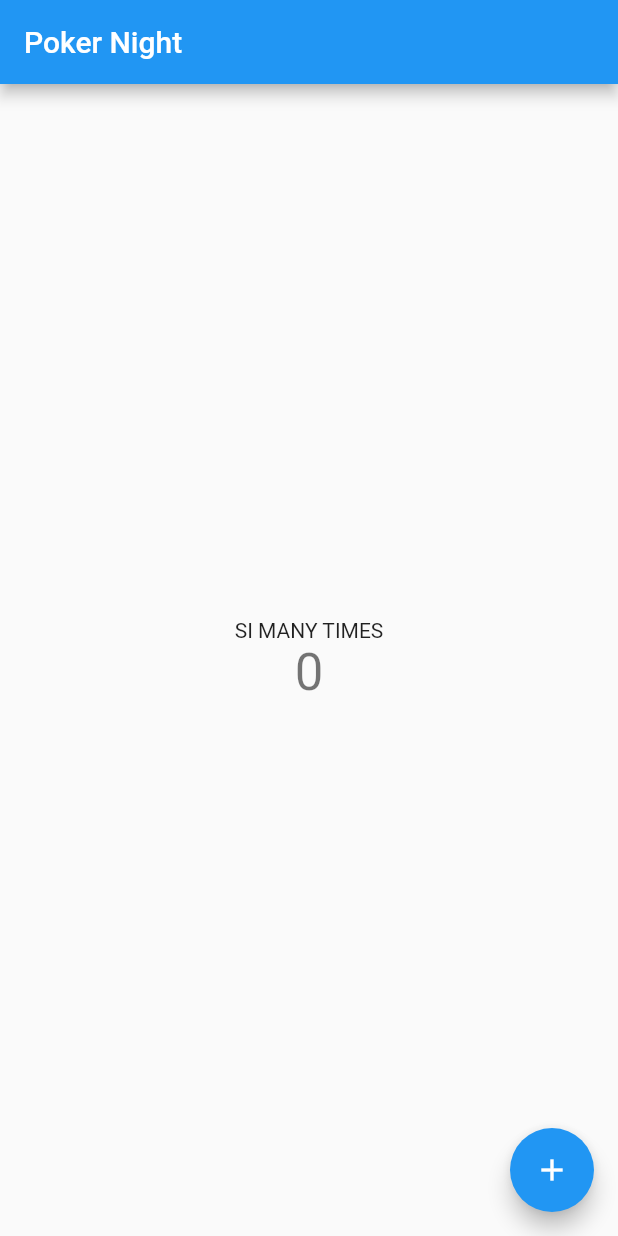
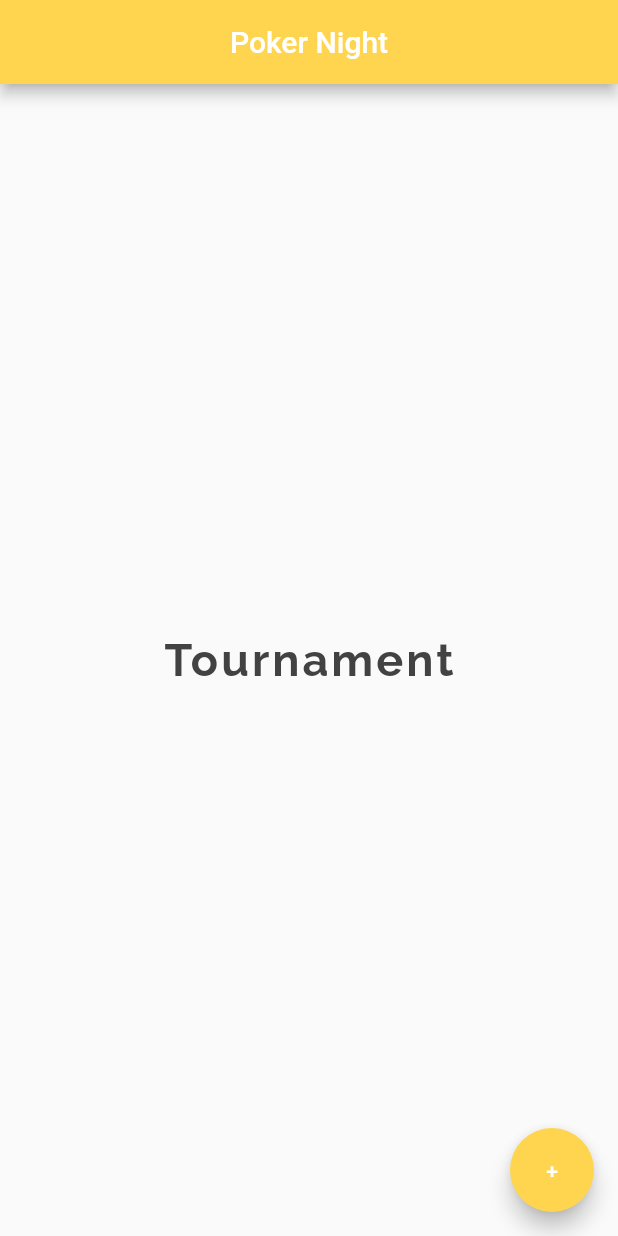
Before and after one commit to timeitel/player-profile, a Flutter app: the screen it shows after launch, on a phone screen of 412 x 824 dp. Run offline on Flutter 3.47's test engine with Material 2 defaults, Android fonts, the phone set to English and light mode, and no system bars.

```diff
--- a/lib/main.dart
+++ b/lib/main.dart
@@ -1,117 +1,34 @@
 import 'package:flutter/material.dart';
 
-void main() {
-  runApp(MyApp());
-}
+void main() => runApp(MaterialApp(
+      home: Home(),
+    ));
 
-class MyApp extends StatelessWidget {
-  // This widget is the root of your application.
+class Home extends StatelessWidget {
   @override
   Widget build(BuildContext context) {
-    return MaterialApp(
-      title: 'Poker Night',
-      theme: ThemeData(
-        // This is the theme of your application.
-        //
-        // Try running your application with "flutter run". You'll see the
-        // application has a blue toolbar. Then, without quitting the app, try
-        // changing the primarySwatch below to Colors.green and then invoke
-        // "hot reload" (press "r" in the console where you ran "flutter run",
-        // or simply save your changes to "hot reload" in a Flutter IDE).
-        // Notice that the counter didn't reset back to zero; the application
-        // is not restarted.
-        primarySwatch: Colors.blue,
-        // This makes the visual density adapt to the platform that you run
-        // the app on. For desktop platforms, the controls will be smaller and
-        // closer together (more dense) than on mobile platforms.
-        visualDensity: VisualDensity.adaptivePlatformDensity,
+    return Scaffold(
+      appBar: AppBar(
+        title: Text('Poker Night'),
+        centerTitle: true,
+        backgroundColor: Colors.amber[300],
       ),
-      home: MyHomePage(title: 'Poker Night'),
+      body: Center(
+        child: Text(
+          'Tournament',
+          style: TextStyle(
+              fontSize: 30.0,
+              fontWeight: FontWeight.bold,
+              letterSpacing: 2.0,
+              color: Colors.grey[800],
+              fontFamily: 'Raleway'),
+        ),
+      ),
+      floatingActionButton: FloatingActionButton(
+        onPressed: () {},
+        child: Text('+'),
+        backgroundColor: Colors.amber[300],
+      ),
     );
   }
 }
-
-class MyHomePage extends StatefulWidget {
-  MyHomePage({Key key, this.title}) : super(key: key);
-
-  // This widget is the home page of your application. It is stateful, meaning
-  // that it has a State object (defined below) that contains fields that affect
-  // how it looks.
-
-  // This class is the configuration for the state. It holds the values (in this
-  // case the title) provided by the parent (in this case the App widget) and
-  // used by the build method of the State. Fields in a Widget subclass are
-  // always marked "final".
-
-  final String title;
-
-  @override
-  _MyHomePageState createState() => _MyHomePageState();
-}
-
-class _MyHomePageState extends State<MyHomePage> {
-  int _counter = 0;
-
-  void _incrementCounter() {
-    setState(() {
-      // This call to setState tells the Flutter framework that something has
-      // changed in this State, which causes it to rerun the build method below
-      // so that the display can reflect the updated values. If we changed
-      // _counter without calling setState(), then the build method would not be
-      // called again, and so nothing would appear to happen.
-      _counter++;
-    });
-  }
-
-  @override
-  Widget build(BuildContext context) {
-    // This method is rerun every time setState is called, for instance as done
-    // by the _incrementCounter method above.
-    //
-    // The Flutter framework has been optimized to make rerunning build methods
-    // fast, so that you can just rebuild anything that needs updating rather
-    // than having to individually change instances of widgets.
-    return Scaffold(
-      appBar: AppBar(
-        // Here we take the value from the MyHomePage object that was created by
-        // the App.build method, and use it to set our appbar title.
-        title: Text(widget.title),
-      ),
-      body: Center(
-        // Center is a layout widget. It takes a single child and positions it
-        // in the middle of the parent.
-        child: Column(
-          // Column is also a layout widget. It takes a list of children and
-          // arranges them vertically. By default, it sizes itself to fit its
-          // children horizontally, and tries to be as tall as its parent.
-          //
-          // Invoke "debug painting" (press "p" in the console, choose the
-          // "Toggle Debug Paint" action from the Flutter Inspector in Android
-          // Studio, or the "Toggle Debug Paint" command in Visual Studio Code)
-          // to see the wireframe for each widget.
-          //
-          // Column has various properties to control how it sizes itself and
-          // how it positions its children. Here we use mainAxisAlignment to
-          // center the children vertically; the main axis here is the vertical
-          // axis because Columns are vertical (the cross axis would be
-          // horizontal).
-          mainAxisAlignment: MainAxisAlignment.center,
-          children: <Widget>[
-            Text(
-              'SI MANY TIMES',
-            ),
-            Text(
-              '$_counter',
-              style: Theme.of(context).textTheme.headline4,
-            ),
-          ],
-        ),
-      ),
-      floatingActionButton: FloatingActionButton(
-        onPressed: _incrementCounter,
-        tooltip: 'Increment',
-        child: Icon(Icons.add),
-      ), // This trailing comma makes auto-formatting nicer for build methods.
-    );
-  }
-}
```
Also changed, not shown: pubspec.yaml (+4 -11 lines), fonts/Raleway.ttf (added).
